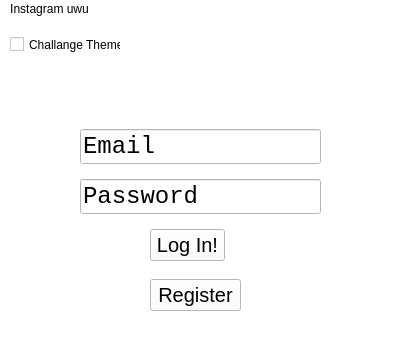
Qt form mainwindow.ui (symphony701/Trabajo_AED) before a commit.
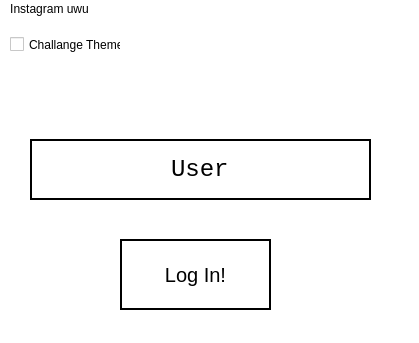
The same form after that commit. Icons and pictures are not drawn.

Diff of the .ui file:
```diff
--- a/mainwindow.ui
+++ b/mainwindow.ui
@@ -74,10 +74,10 @@
    <widget class="QLineEdit" name="lineID">
     <property name="geometry">
      <rect>
-      <x>80</x>
-      <y>110</y>
-      <width>241</width>
-      <height>35</height>
+      <x>30</x>
+      <y>120</y>
+      <width>341</width>
+      <height>61</height>
      </rect>
     </property>
     <property name="font">
@@ -86,36 +86,23 @@
       <pointsize>18</pointsize>
      </font>
     </property>
-    <property name="text">
-     <string>Email</string>
+    <property name="styleSheet">
+     <string notr="true">border: 2px solid black;</string>
     </property>
-   </widget>
-   <widget class="QLineEdit" name="linePass">
-    <property name="geometry">
-     <rect>
-      <x>80</x>
-      <y>160</y>
-      <width>241</width>
-      <height>35</height>
-     </rect>
-    </property>
-    <property name="font">
-     <font>
-      <family>Consolas</family>
-      <pointsize>18</pointsize>
-     </font>
-    </property>
     <property name="text">
-     <string>Password</string>
+     <string>User</string>
+    </property>
+    <property name="alignment">
+     <set>Qt::AlignCenter</set>
     </property>
    </widget>
    <widget class="QPushButton" name="login">
     <property name="geometry">
      <rect>
-      <x>150</x>
-      <y>210</y>
-      <width>75</width>
-      <height>32</height>
+      <x>120</x>
+      <y>220</y>
+      <width>151</width>
+      <height>71</height>
      </rect>
     </property>
     <property name="font">
@@ -123,28 +110,13 @@
       <pointsize>15</pointsize>
      </font>
     </property>
+    <property name="styleSheet">
+     <string notr="true">border: 2px solid black;</string>
+    </property>
     <property name="text">
      <string>Log In!</string>
     </property>
    </widget>
-   <widget class="QPushButton" name="Register">
-    <property name="geometry">
-     <rect>
-      <x>150</x>
-      <y>260</y>
-      <width>91</width>
-      <height>32</height>
-     </rect>
-    </property>
-    <property name="font">
-     <font>
-      <pointsize>15</pointsize>
-     </font>
-    </property>
-    <property name="text">
-     <string>Register</string>
-    </property>
-   </widget>
   </widget>
   <widget class="QMenuBar" name="menubar">
    <property name="geometry">
```
